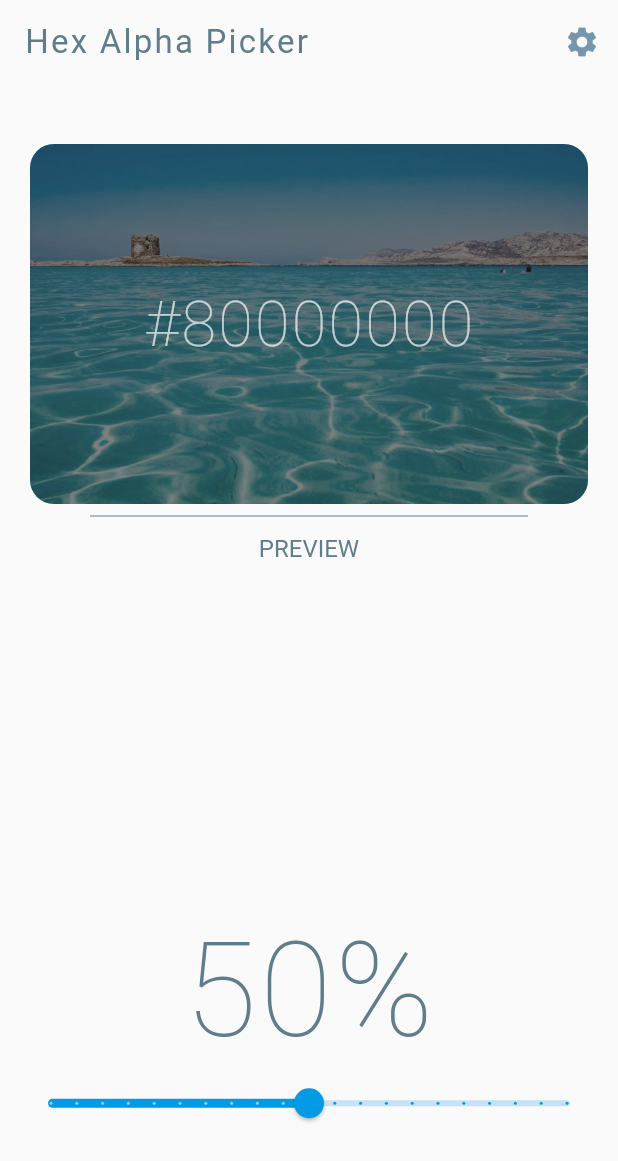
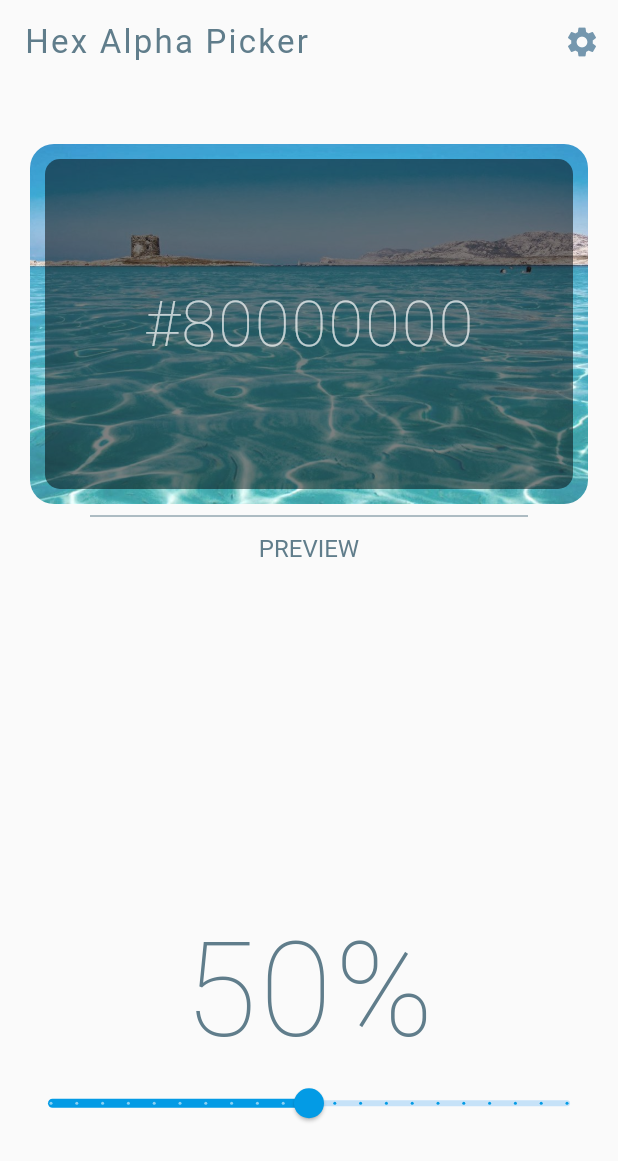
Before and after one commit to gshockv/HexAlphaPicker, a Flutter app: the screen it shows after launch, on a phone screen of 412 x 824 dp. Shown: the top 1161 px of the screen. Run offline on Flutter 3.47's test engine with Material 2 defaults, Android fonts, the light colour scheme and no system bars.

Commit message:
Overlay preview layer equipped with padding

```diff
--- a/lib/main.dart
+++ b/lib/main.dart
@@ -135,10 +135,12 @@ class _AppHomePageState extends State<AppHomePage> {
                           height: 240,
                         )),
                     // transparent color overlay
-                    Container(
+                    Padding(
+                      padding: const EdgeInsets.all(10.0),
+                      child: Container(
                         decoration: BoxDecoration(
                           color: _colorModel.overlayColor,
-                        borderRadius: BorderRadius.all(Radius.circular(16)),
+                          borderRadius: BorderRadius.all(Radius.circular(10)),
                         ),
                         child: Center(
                           child: Text(
@@ -148,6 +150,7 @@ class _AppHomePageState extends State<AppHomePage> {
                               fontSize: 42,
                               fontWeight: FontWeight.w200,
                               letterSpacing: 1.5,
+                            ),
                           ),
                         ),
                       ),
```
Lines whose indentation alone changed are shown as unchanged.
